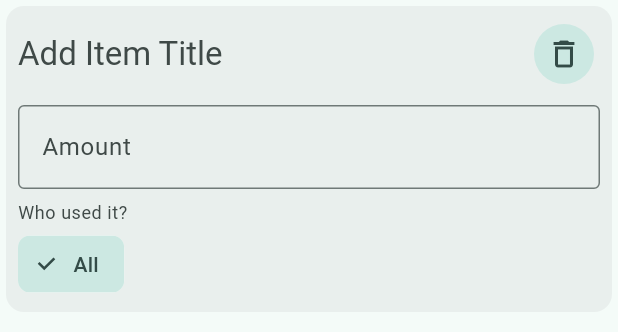
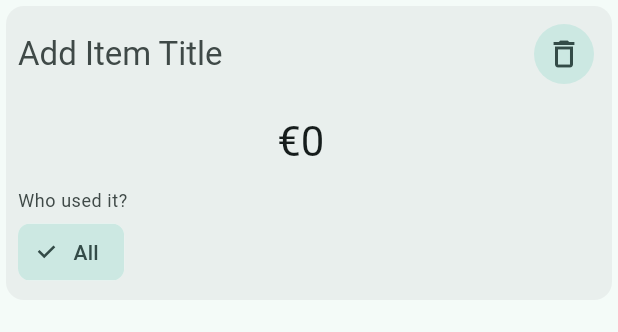
Before and after one commit to deun-at/deun, a Flutter app: the ExpenseEntryWidget widget shown alone on an empty page, opened directly with empty values, on a phone screen of 412 x 824 dp. Shown: the top 332 px of the screen. Run offline on Flutter 3.47's test engine with Material 3 defaults, Android fonts, the phone set to English and light mode, and no system bars; our stand-ins replace flutter_form_builder, flutter_riverpod, form_builder_validators, go_router, grouped_list, riverpod_annotation and 1 more; missing offline and left inert: supabase_auth_ui, universal_html; accounts and stored records are empty; generated files the repository leaves out were written again.

Commit message:
expense amount field update

```diff
--- a/lib/pages/expenses/expense_entry_widget.dart
+++ b/lib/pages/expenses/expense_entry_widget.dart
@@ -55,24 +55,72 @@ class _ExpenseEntryWidgetState extends State<ExpenseEntryWidget> {
                     ],
                   ),
                   const SizedBox(height: spacing),
-                  Row(
-                    children: [
-                      Flexible(
-                          child: FormBuilderTextField(
+                  FormBuilderField(
                       key: ValueKey("${widget.index}_amount"),
                       name: "expense_entry[${widget.index}][amount]",
-                        keyboardType: const TextInputType.numberWithOptions(decimal: true),
-                        inputFormatters: [DecimalTextInputFormatter(decimalRange: 2)],
                       autovalidateMode: AutovalidateMode.onUserInteraction,
                       validator: FormBuilderValidators.required(
                           errorText: AppLocalizations.of(context)!.expenseEntryAmountValidationEmpty),
+                      builder: (FormFieldState<dynamic> field) {
+                        return InputDecorator(
                             decoration: InputDecoration(
-                          border: const OutlineInputBorder(),
-                          labelText: AppLocalizations.of(context)!.expenseEntryAmount,
+                              errorText: field.errorText,
+                              border: InputBorder.none,
+                              contentPadding: const EdgeInsets.all(0),
                             ),
-                      )),
+                            child: Row(
+                              mainAxisAlignment: MainAxisAlignment.center,
+                              children: [
+                                Text("€", style: Theme.of(context).textTheme.headlineMedium),
+                                IntrinsicWidth(
+                                    child: ConstrainedBox(
+                                        constraints: BoxConstraints(
+                                          minWidth: 0, // Minimum width
+                                          maxWidth: MediaQuery.of(context).size.width * 0.9, // Max width
+                                        ),
+                                        child: TextFormField(
+                                          initialValue: field.value ?? "0",
+                                          onChanged: (value) {
+                                            field.didChange(value);
+                                          },
+                                          keyboardType: const TextInputType.numberWithOptions(decimal: true),
+                                          inputFormatters: [DecimalTextInputFormatter(decimalRange: 2)],
+                                          style: Theme.of(context).textTheme.headlineMedium,
+                                          decoration: const InputDecoration(
+                                            contentPadding: EdgeInsets.only(right: 8),
+                                            border: InputBorder.none,
+                                            // hintText: AppLocalizations.of(context)!.expenseEntryTitle,
+                                          ),
+                                        ))),
                               ],
-                  ),
+                            ));
+                      }),
+                  // Row(
+                  //   mainAxisAlignment: MainAxisAlignment.center,
+                  //   children: [
+                  //     Text("€", style: Theme.of(context).textTheme.headlineMedium),
+                  //     IntrinsicWidth(
+                  //         child: ConstrainedBox(
+                  //             constraints: BoxConstraints(
+                  //               minWidth: 50, // Minimum width
+                  //               maxWidth: MediaQuery.of(context).size.width * 0.9, // Max width
+                  //             ),
+                  //             child: FormBuilderTextField(
+                  //               key: ValueKey("${widget.index}_amount"),
+                  //               name: "expense_entry[${widget.index}][amount]",
+                  //               keyboardType: const TextInputType.numberWithOptions(decimal: true),
+                  //               inputFormatters: [DecimalTextInputFormatter(decimalRange: 2)],
+                  //               autovalidateMode: AutovalidateMode.onUserInteraction,
+                  //               validator: FormBuilderValidators.required(
+                  //                   errorText: AppLocalizations.of(context)!.expenseEntryAmountValidationEmpty),
+                  //               style: Theme.of(context).textTheme.headlineMedium,
+                  //               decoration: InputDecoration(
+                  //                 border: InputBorder.none,
+                  //                 // hintText: AppLocalizations.of(context)!.expenseEntryTitle,
+                  //               ),
+                  //             ))),
+                  //   ],
+                  // ),
                   const SizedBox(height: spacing),
                   FormBuilderField(
                     key: ValueKey("${widget.index}_shares"),
```
Also changed, not shown: lib/widgets/decimal_text_input_formatter.dart (+19 -10 lines). Lines whose indentation alone changed are shown as unchanged.
